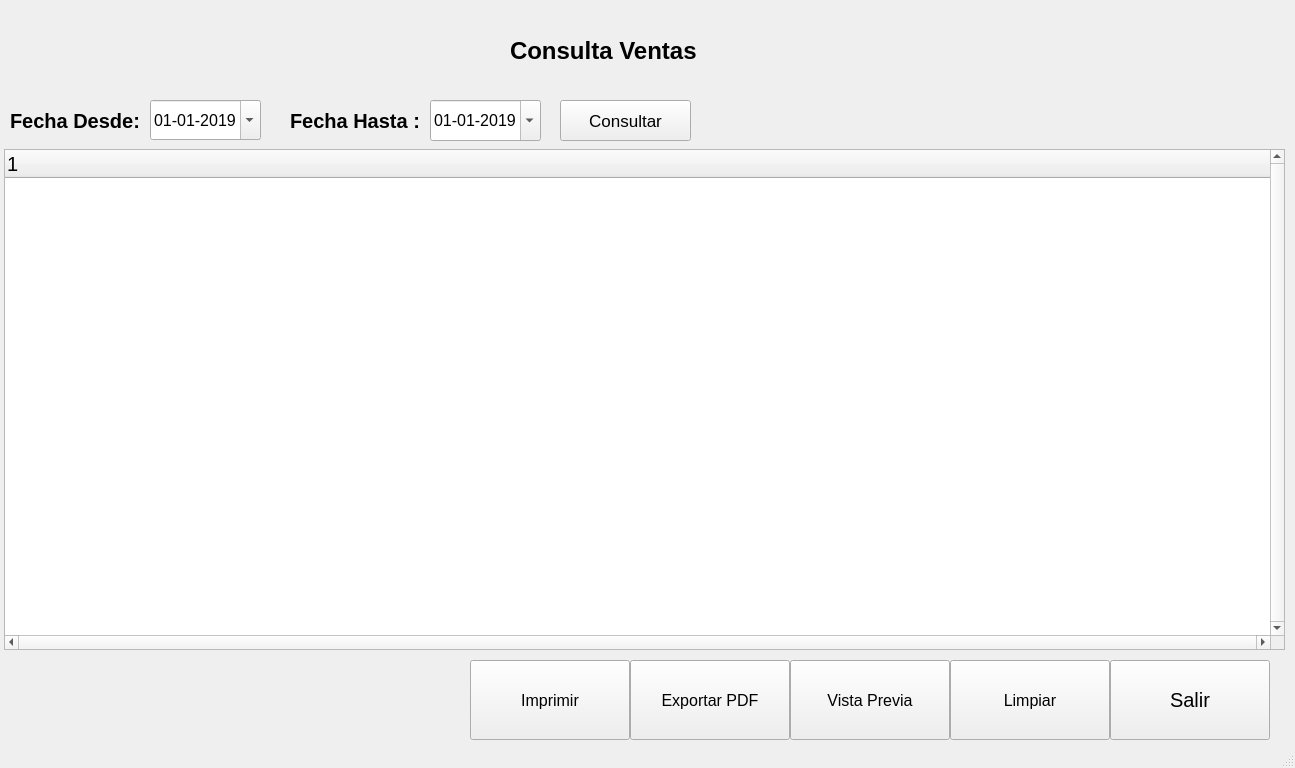
jptapia5/pos, file gui/consultaVentas.ui: the form before one commit.
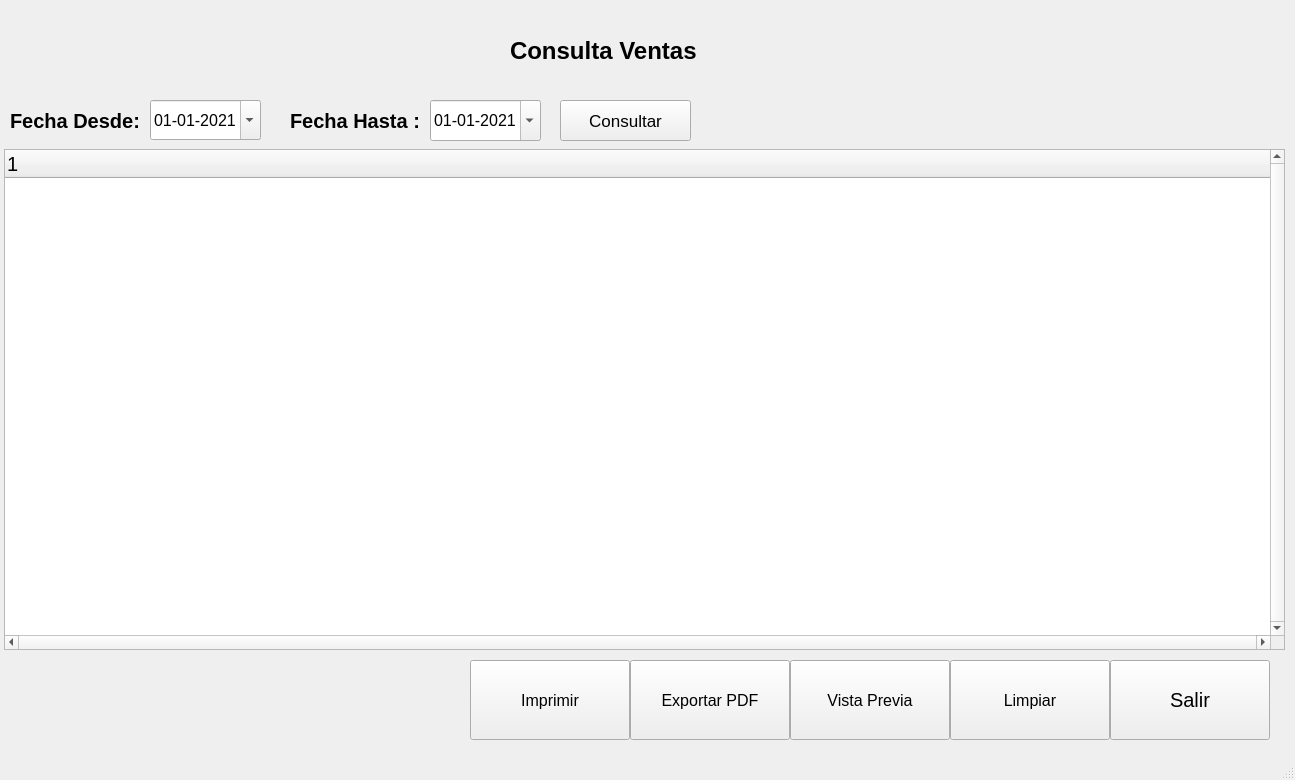
The form after the commit. Icons and pictures are not drawn.

Diff of the .ui file:
```diff
--- a/gui/consultaVentas.ui
+++ b/gui/consultaVentas.ui
@@ -7,7 +7,7 @@
     <x>0</x>
     <y>0</y>
     <width>1295</width>
-    <height>768</height>
+    <height>780</height>
    </rect>
   </property>
   <property name="windowTitle">
@@ -262,7 +262,7 @@
       <hour>0</hour>
       <minute>0</minute>
       <second>0</second>
-      <year>2019</year>
+      <year>2021</year>
       <month>1</month>
       <day>1</day>
      </datetime>
@@ -313,7 +313,7 @@
       <hour>0</hour>
       <minute>0</minute>
       <second>0</second>
-      <year>2019</year>
+      <year>2021</year>
       <month>1</month>
       <day>1</day>
      </datetime>
```
